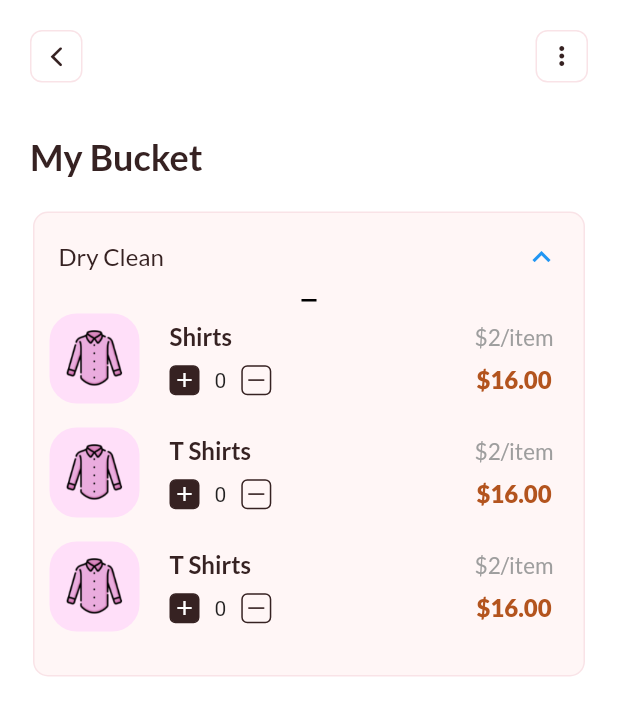
After one commit to raiesraj/CleanTroo, a Flutter app: the DryCleanScreen screen opened directly, after a tap on "Dry Clean", on a phone screen of 412 x 824 dp. The commit adds this screen. Shown: the top 716 px of the screen. Run offline on Flutter 3.47's test engine with Material 2 defaults, Android fonts, the phone set to English and light mode, and no system bars; our stand-ins replace animated_bottom_navigation_bar, google_fonts, permission_handler; statements that could not run were skipped.

Commit message:
Homepage and Dry Clean page changes

```diff
--- /dev/null
+++ b/lib/Provider/permisson_handler.dart
@@ -0,0 +1,34 @@
+import 'package:flutter/foundation.dart';
+import 'package:permission_handler/permission_handler.dart';
+
+
+enum LocationPermissionStatus { granted, denied, unknown }
+
+class LocationPermissionProvider with ChangeNotifier {
+  LocationPermissionStatus _permissionStatus = LocationPermissionStatus.unknown;
+
+  LocationPermissionStatus get permissionStatus => _permissionStatus;
+
+  Future<void> checkLocationPermission() async {
+    final status = await Permission.location.status;
+    _permissionStatus = _mapPermissionStatus(status);
+    notifyListeners();
+  }
+
+  Future<void> requestLocationPermission() async {
+    final status = await Permission.location.request();
+    _permissionStatus = _mapPermissionStatus(status);
+    notifyListeners();
+  }
+
+  LocationPermissionStatus _mapPermissionStatus(PermissionStatus status) {
+    if (status.isGranted) {
+      return LocationPermissionStatus.granted;
+    } else if (status.isDenied) {
+      return LocationPermissionStatus.denied;
+    } else {
+      return LocationPermissionStatus.unknown;
+    }
+
+  }
+}
--- /dev/null
+++ b/lib/Provider/wash_and_fold_provider.dart
@@ -0,0 +1,26 @@
+import 'package:flutter/cupertino.dart';
+
+
+class WashAndFoldProvider with ChangeNotifier {
+  int _shirtCount = 0;
+  int get shirtCount => _shirtCount;
+  int _tShirtCount = 0;
+  int get tShirtCount => _tShirtCount;
+  int _jacketCount = 0;
+  int get jacketCount => _jacketCount;
+
+  addShirt() {
+    _shirtCount++;
+    notifyListeners();
+  }
+
+  addJacket() {
+    _jacketCount++;
+    notifyListeners();
+  }
+
+  addTShirt() {
+    _tShirtCount++;
+    notifyListeners();
+  }
+}
--- /dev/null
+++ b/lib/Screens/Bottom_navigation.dart
@@ -0,0 +1,50 @@
+import 'package:animated_bottom_navigation_bar/animated_bottom_navigation_bar.dart';
+import 'package:cleantro/Screens/home_page.dart';
+import 'package:cleantro/Utility/app_color.dart';
+import 'package:flutter/material.dart';
+
+class BottomNavBar extends StatefulWidget {
+  @override
+  _BottomNavBarState createState() => _BottomNavBarState();
+}
+
+class _BottomNavBarState extends State<BottomNavBar> {
+  int _selectedIndex = 0;
+
+  final List<Widget> _pages = [
+    const HomePageScreen(),
+    Container(color: Colors.green),
+    Container(color: Colors.orange),
+  ];
+
+  @override
+  Widget build(BuildContext context) {
+    return Scaffold(
+      backgroundColor: AppColors().appBgColors,
+      body: _pages[_selectedIndex],
+      bottomNavigationBar: AnimatedBottomNavigationBar(
+        activeColor: AppColors().appIconColor,
+        gapLocation: GapLocation.none,
+       leftCornerRadius: 25,
+        rightCornerRadius: 25,
+        icons: const [
+          Icons.home_outlined,
+          Icons.local_laundry_service_outlined,
+          Icons.chat_outlined,
+          Icons.person_outline,
+          Icons.mail_outline,
+
+        ],
+        onTap: _onItemTapped,
+        activeIndex: _selectedIndex,
+        //other params
+      ),
+    );
+  }
+
+  void _onItemTapped(int index) {
+    setState(() {
+      _selectedIndex = index;
+    });
+  }
+}
--- /dev/null
+++ b/lib/Screens/dry_clean_screen.dart
@@ -0,0 +1,315 @@
+import 'package:cleantro/Provider/wash_and_fold_provider.dart';
+import 'package:cleantro/Utility/app_color.dart';
+import 'package:cleantro/Utility/app_images.dart';
+import 'package:cleantro/Utility/sizedbox.dart';
+import 'package:flutter/cupertino.dart';
+import 'package:flutter/material.dart';
+import 'package:google_fonts/google_fonts.dart';
+import 'package:provider/provider.dart';
+
+class DryCleanScreen extends StatelessWidget {
+  const DryCleanScreen({super.key});
+
+  @override
+  Widget build(BuildContext context) {
+    WashAndFoldProvider washAndFoldProvider =
+        Provider.of<WashAndFoldProvider>(context);
+    return Scaffold(
+      backgroundColor: Colors.white,
+      body: Column(
+        crossAxisAlignment: CrossAxisAlignment.start,
+        children: [
+          20.height,
+          SafeArea(
+            child: Padding(
+              padding: const EdgeInsets.symmetric(horizontal: 20),
+              child: Row(
+                mainAxisAlignment: MainAxisAlignment.spaceBetween,
+                children: [
+                  Material(
+                    color: Colors.transparent,
+                    child: Container(
+                      height: 35,
+                      width: 35,
+                      decoration: BoxDecoration(
+                          shape: BoxShape.rectangle,
+                          borderRadius: BorderRadius.circular(8),
+                          border: Border.all(
+                            color: AppColors().locationCardBorderColor,
+                          )),
+                      child: InkWell(
+                        borderRadius: BorderRadius.circular(8),
+                        onTap: () {
+                          Navigator.pop(context);
+                        },
+                        child: Center(
+                          child: Icon(
+                            CupertinoIcons.back,
+                            color: AppColors().locationTextColor,
+                            size: 20,
+                          ),
+                        ),
+                      ),
+                    ),
+                  ),
+                  Container(
+                    height: 35,
+                    width: 35,
+                    decoration: BoxDecoration(
+                        shape: BoxShape.rectangle,
+                        borderRadius: BorderRadius.circular(8),
+                        border: Border.all(
+                          color: AppColors().locationCardBorderColor,
+                        )),
+                    child: Center(
+                      child: Icon(
+                        Icons.more_vert,
+                        color: AppColors().locationTextColor,
+                        size: 20,
+                      ),
+                    ),
+                  ),
+                ],
+              ),
+            ),
+          ),
+          Padding(
+            padding: const EdgeInsets.only(left: 20, top: 35),
+            child: Text(
+              "My Bucket",
+              style: GoogleFonts.lato(
+                  fontSize: 24,
+                  color: AppColors().locationTextColor,
+                  fontWeight: FontWeight.w700),
+            ),
+          ),
+          Padding(
+            padding: const EdgeInsets.all(22.0),
+            child: CustomExpansionTile(
+              title: Text(
+                "Dry Clean",
+                style: GoogleFonts.lato(
+                    fontSize: 16, color: AppColors().locationTextColor),
+              ),
+              content: Column(
+                children: [
+                  WashAndFoldItems(
+                    title: "Shirts",
+                    counter: washAndFoldProvider.shirtCount.toString(),
+                    image: AppImages().tShirtImage,
+                    color: AppColors().tShirtBgColor,
+                  ),
+                  WashAndFoldItems(
+                    title: "T Shirts",
+                    counter: washAndFoldProvider.tShirtCount.toString(),
+                    image: AppImages().tShirtImage,
+                    color: AppColors().tShirtBgColor,
+                  ),
+                  WashAndFoldItems(
+                    title: "T Shirts",
+                    counter: washAndFoldProvider.jacketCount.toString(),
+                    image: AppImages().tShirtImage,
+                    color: AppColors().tShirtBgColor,
+                  ),
+                  const SizedBox(
+                    height: 20,
+                  ),
+                ],
+              ),
+            ),
+          ),
+        ],
+      ),
+    );
+  }
+}
+
+class WashAndFoldItems extends StatelessWidget {
+  final String counter;
+  final String image;
+  final Color color;
+  final String title;
+  const WashAndFoldItems({
+    super.key,
+    required this.counter,
+    required this.image,
+    required this.color,
+    required this.title,
+  });
+
+  @override
+  Widget build(BuildContext context) {
+    WashAndFoldProvider washAndFoldProvider =
+        Provider.of<WashAndFoldProvider>(context);
+    return Padding(
+      padding: const EdgeInsets.symmetric(horizontal: 10,vertical: 4),
+      child: Column(
+        children: [
+          Row(
+            children: [
+              Container(
+                margin: const EdgeInsetsDirectional.symmetric(vertical: 4),
+                decoration: BoxDecoration(
+                  color: color,
+                  borderRadius: BorderRadius.circular(18),
+                ),
+                height: 60,
+                width: 60,
+                child: Center(
+                  child: Image.asset(
+                    image,
+                    height: 45,
+                  ),
+                ),
+              ),
+              20.width,
+              Column(
+                crossAxisAlignment: CrossAxisAlignment.start,
+                children: [
+                  Text(
+                    title,
+                    style: GoogleFonts.lato(
+                        fontSize: 16,
+                        fontWeight: FontWeight.w700,
+                        color: AppColors().locationTextColor),
+                  ),
+                  10.height,
+                  Row(
+                    children: [
+                      CounterButton(
+                        icon: Icons.add,
+                        iconColor: Colors.white,
+                        color: AppColors().locationTextColor,
+                      ),
+                      10.width,
+                      CounterText(counter: counter),
+                      10.width,
+                      CounterButton(
+                        border: Border.all(
+                          color: AppColors().locationTextColor,
+                        ),
+                        icon: CupertinoIcons.minus,
+                        iconColor: AppColors().locationTextColor,
+                      ),
+                    ],
+                  ),
+                ],
+              ),
+              const Spacer(),
+              Padding(
+                padding: const EdgeInsets.only(right: 10),
+                child: Column(
+                  children: [
+                    Text(
+                      "\$2/item",
+                      style: GoogleFonts.lato(fontSize: 15, color: Colors.grey),
+                    ),
+                    10.height,
+                    Text(
+                      "\$16.00",
+                      style: GoogleFonts.lato(
+                          fontSize: 16,
+                          color: AppColors().priceTextColor,
+                          fontWeight: FontWeight.w800),
+                    ),
+                  ],
+                ),
+              ),
+            ],
+          ),
+        ],
+      ),
+    );
+  }
+}
+
+class CounterText extends StatelessWidget {
+  const CounterText({
+    super.key,
+    required this.counter,
+  });
+
+  final String counter;
+
+  @override
+  Widget build(BuildContext context) {
+    return Text(counter);
+  }
+}
+
+class CounterButton extends StatelessWidget {
+  final Color? color;
+  final Border? border;
+  final IconData? icon;
+  final Color? iconColor;
+
+  const CounterButton({
+    super.key,
+    this.color,
+    this.icon,
+    this.border,
+    this.iconColor,
+  });
+
+  @override
+  Widget build(BuildContext context) {
+    return Container(
+      height: 20,
+      width: 20,
+      decoration: BoxDecoration(
+        color: color,
+        borderRadius: BorderRadius.circular(4),
+        border: Border.all(
+          color: AppColors().locationTextColor,
+          width: 1,
+        ),
+        shape: BoxShape.rectangle,
+      ),
+      child: Center(child: Icon(icon, size: 16, color: iconColor)),
+    );
+  }
+}
+
+class CustomExpansionTile extends StatelessWidget {
+  final Widget title;
+  final Widget content;
+  final bool initiallyExpanded;
+
+  CustomExpansionTile({
+    required this.title,
+    required this.content,
+    this.initiallyExpanded = false,
+  });
+
+  @override
+  Widget build(BuildContext context) {
+    return Container(
+      decoration: BoxDecoration(
+        color: AppColors().locationCardColor,
+        borderRadius: BorderRadius.circular(10.0),
+        border: Border.all(
+          color: AppColors().locationCardBorderColor,
+          width: 1,
+        ), // Rounded corners
+      ),
+      child: Theme(
+        data: Theme.of(context).copyWith(
+          dividerColor: Colors.transparent,
+          hoverColor: Colors.transparent,
+        ),
+        child: ExpansionTile(
+          title: title,
+          initiallyExpanded: initiallyExpanded,
+          children: [
+            Container(
+              width: 10,
+              height: 2,
+              color: Colors.black,
+            ),
+            content,
+          ],
+        ),
+      ),
+    );
+  }
+}
--- a/lib/Utility/app_color.dart
+++ b/lib/Utility/app_color.dart
@@ -2,7 +2,28 @@ import 'package:flutter/widgets.dart';
 
 class AppColors {
 
+
+
+
+
   Color kBtnBgColor =  const Color.fromRGBO(139, 200, 63, 1);
+  Color kTextFiledBgColor =  const Color.fromRGBO(245, 244, 248, 100);
+  Color kLoginColor =  const Color.fromRGBO(31, 76, 107, 100);
+  Color boolButtonColor1 =  const Color.fromRGBO(139, 200, 63, 1);
+  Color boolButtonColor2 =  const Color.fromRGBO(31, 76, 107, 1);
+  Color kCardBgColor =  const Color.fromRGBO(31, 76, 107, 1);
+  Color appBgColor =  const Color.fromRGBO(246, 251, 255, 100);
+  Color appBgColors = const Color(0xffF0F7FC);
+  Color appIconColor = const Color(0xff0357ED);
+  Color cardColor = const Color(0xffc0dedd);
+  Color cardColorOne = const Color(0xffe6dff1);
+  Color cardColorTwo = const Color(0xfff2eee9);
+  Color locationCardColor = const Color(0xfffff6f6);
+  Color locationCardBorderColor = const Color(0xfff9e3e7);
+  Color locationTextColor = const Color(0xff362222);
+  Color tShirtBgColor = const Color(0xffffdff9);
+  Color priceTextColor = const Color(0xffb3541e);
+
 
 
 }
--- a/lib/Utility/app_images.dart
+++ b/lib/Utility/app_images.dart
@@ -2,5 +2,11 @@
 class AppImages {
 
   String splashScreen = ("assets/images/cleantroo.png");
+  String loginImage = ("assets/images/img.png");
+  String carpetImage = ("assets/images/Shape.png");
+  String carpitImage = ("assets/images/carpit.jpg");
+  String machineImage = ("assets/images/wmachine.png");
+  String shirtImage = ("assets/images/shirt.png");
+  String tShirtImage = ("assets/images/t shirt.png");
 
 }
--- a/lib/Utility/media_qurrey.dart
+++ b/lib/Utility/media_qurrey.dart
@@ -2,5 +2,4 @@ import 'package:flutter/material.dart';
 
 extension MediaQueryValues on BuildContext {
   double get scrWidth => MediaQuery.of(this).size.width;
-  double get scrHeight => MediaQuery.of(this).size.height;
-}
+  double get scrHeight => MediaQuery.of(this).size.height;}
--- a/lib/main.dart
+++ b/lib/main.dart
@@ -1,5 +1,13 @@
+import 'package:cleantro/Provider/homepage_provider.dart';
+import 'package:cleantro/Provider/permisson_handler.dart';
+import 'package:cleantro/Provider/wash_and_fold_provider.dart';
+import 'package:cleantro/Screens/home_page.dart';
 import 'package:cleantro/Screens/splash_screen.dart';
 import 'package:flutter/material.dart';
+import 'package:provider/provider.dart';
+
+import 'Screens/Bottom_navigation.dart';
+
 
 void main() {
   runApp(const MyApp());
@@ -11,116 +19,17 @@ class MyApp extends StatelessWidget {
   // This widget is the root of your application.
   @override
   Widget build(BuildContext context) {
-    return MaterialApp(
-      title: 'Flutter Demo',
-      theme: ThemeData(
-        // This is the theme of your application.
-        //
-        // TRY THIS: Try running your application with "flutter run". You'll see
-        // the application has a blue toolbar. Then, without quitting the app,
-        // try changing the seedColor in the colorScheme below to Colors.green
-        // and then invoke "hot reload" (save your changes or press the "hot
-        // reload" button in a Flutter-supported IDE, or press "r" if you used
-        // the command line to start the app).
-        //
-        // Notice that the counter didn't reset back to zero; the application
-        // state is not lost during the reload. To reset the state, use hot
-        // restart instead.
-        //
-        // This works for code too, not just values: Most code changes can be
-        // tested with just a hot reload.
-        colorScheme: ColorScheme.fromSeed(seedColor: Colors.deepPurple),
-        useMaterial3: true,
+    return  MultiProvider(
+      providers: [
+        ChangeNotifierProvider(create: (_)=>LocationProvider(),),
+        ChangeNotifierProvider(create: (_)=> LocationPermissionProvider()..checkLocationPermission()),
+        ChangeNotifierProvider(create: (_)=> WashAndFoldProvider()),
+      ],
+      child: MaterialApp(
+        title: 'Flutter Demo',
+        home: BottomNavBar(),
       ),
-      home: const SplashScreen(),
     );
+
   }
 }
-
-class MyHomePage extends StatefulWidget {
-  const MyHomePage({super.key, required this.title});
-
-  // This widget is the home page of your application. It is stateful, meaning
-  // that it has a State object (defined below) that contains fields that affect
-  // how it looks.
-
-  // This class is the configuration for the state. It holds the values (in this
-  // case the title) provided by the parent (in this case the App widget) and
-  // used by the build method of the State. Fields in a Widget subclass are
-  // always marked "final".
-
-  final String title;
-
-  @override
-  State<MyHomePage> createState() => _MyHomePageState();
-}
-
-class _MyHomePageState extends State<MyHomePage> {
-  int _counter = 0;
-
-  void _incrementCounter() {
-    setState(() {
-      // This call to setState tells the Flutter framework that something has
-      // changed in this State, which causes it to rerun the build method below
-      // so that the display can reflect the updated values. If we changed
-      // _counter without calling setState(), then the build method would not be
-      // called again, and so nothing would appear to happen.
-      _counter++;
-    });
-  }
-
-  @override
-  Widget build(BuildContext context) {
-    // This method is rerun every time setState is called, for instance as done
-    // by the _incrementCounter method above.
-    //
-    // The Flutter framework has been optimized to make rerunning build methods
-    // fast, so that you can just rebuild anything that needs updating rather
-    // than having to individually change instances of widgets.
-    return Scaffold(
-      appBar: AppBar(
-        // TRY THIS: Try changing the color here to a specific color (to
-        // Colors.amber, perhaps?) and trigger a hot reload to see the AppBar
-        // change color while the other colors stay the same.
-        backgroundColor: Theme.of(context).colorScheme.inversePrimary,
-        // Here we take the value from the MyHomePage object that was created by
-        // the App.build method, and use it to set our appbar title.
-        title: Text(widget.title),
-      ),
-      body: Center(
-        // Center is a layout widget. It takes a single child and positions it
-        // in the middle of the parent.
-        child: Column(
-          // Column is also a layout widget. It takes a list of children and
-          // arranges them vertically. By default, it sizes itself to fit its
-          // children horizontally, and tries to be as tall as its parent.
-          //
-          // Column has various properties to control how it sizes itself and
-          // how it positions its children. Here we use mainAxisAlignment to
-          // center the children vertically; the main axis here is the vertical
-          // axis because Columns are vertical (the cross axis would be
-          // horizontal).
-          //
-          // TRY THIS: Invoke "debug painting" (choose the "Toggle Debug Paint"
-          // action in the IDE, or press "p" in the console), to see the
-          // wireframe for each widget.
-          mainAxisAlignment: MainAxisAlignment.center,
-          children: <Widget>[
-            const Text(
-              'You have pushed the button this many times:',
-            ),
-            Text(
-              '$_counter',
-              style: Theme.of(context).textTheme.headlineMedium,
-            ),
-          ],
-        ),
-      ),
-      floatingActionButton: FloatingActionButton(
-        onPressed: _incrementCounter,
-        tooltip: 'Increment',
-        child: const Icon(Icons.add),
-      ), // This trailing comma makes auto-formatting nicer for build methods.
-    );
-  }
-}
```
Also changed, not shown: pubspec.yaml (+8 -0 lines), assets/images/Shape.png (added), assets/images/jacket.png (added), assets/images/machine.png (added), assets/images/shirt t.png (added), assets/images/shirt.png (added), assets/images/t shirt.png (added), assets/images/wmachine.png (added), lib/ReuseableWidgets/button_text.dart (line endings or trailing spaces), pubspec.lock, 7 other files.
